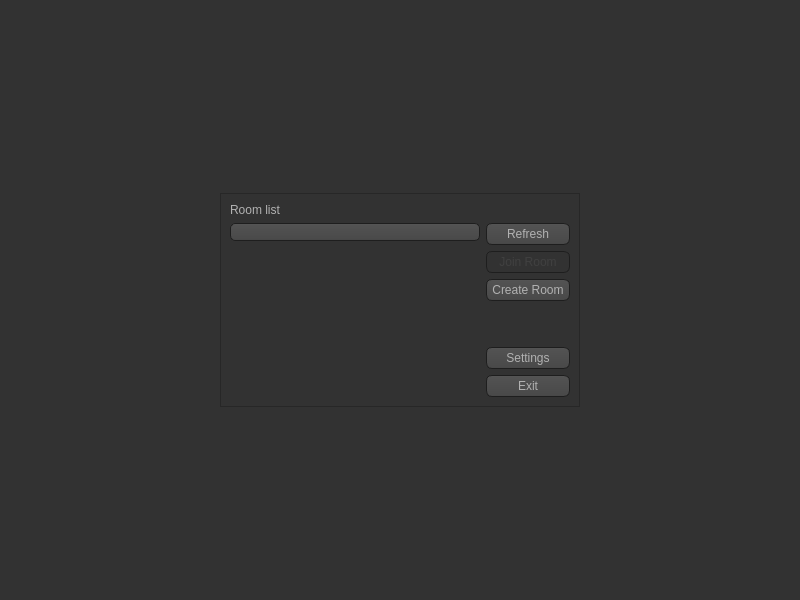
First picture: the form in haxball-client/mainwindow.ui, repository MATF-RS20/RS004-haxball, before the edit.
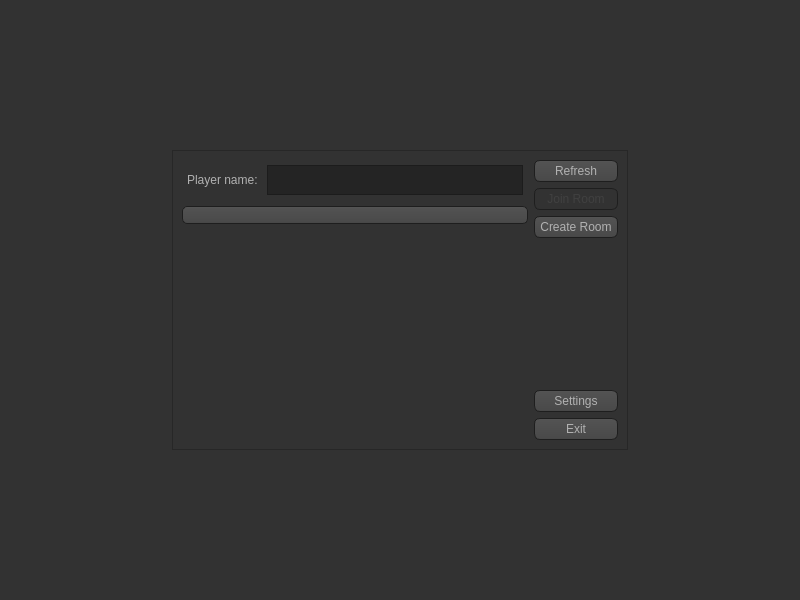
Second picture: the form after the edit. Icons and pictures are not drawn.

Commit message: [NF] Added player name

```diff
--- a/haxball-client/mainwindow.ui
+++ b/haxball-client/mainwindow.ui
@@ -480,12 +480,24 @@
   </property>
   <widget class="QWidget" name="centralwidget">
    <layout class="QGridLayout" name="gridLayout">
-    <item row="1" column="1">
+    <item row="0" column="0" alignment="Qt::AlignHCenter|Qt::AlignVCenter">
      <widget class="QFrame" name="frame">
+      <property name="sizePolicy">
+       <sizepolicy hsizetype="Fixed" vsizetype="Fixed">
+        <horstretch>0</horstretch>
+        <verstretch>0</verstretch>
+       </sizepolicy>
+      </property>
       <property name="minimumSize">
        <size>
-        <width>0</width>
-        <height>0</height>
+        <width>400</width>
+        <height>300</height>
+       </size>
+      </property>
+      <property name="maximumSize">
+       <size>
+        <width>800</width>
+        <height>600</height>
        </size>
       </property>
       <property name="frameShape">
@@ -496,14 +508,84 @@
       </property>
       <layout class="QGridLayout" name="gridLayout_2">
        <item row="0" column="0">
-        <widget class="QLabel" name="roomsLabel">
-         <property name="text">
-          <string>Room list</string>
-         </property>
-        </widget>
+        <layout class="QVBoxLayout" name="verticalLayout_rooms">
+         <item>
+          <layout class="QHBoxLayout" name="horizontalLayout_playerName">
+           <property name="sizeConstraint">
+            <enum>QLayout::SetDefaultConstraint</enum>
+           </property>
+           <property name="leftMargin">
+            <number>5</number>
+           </property>
+           <property name="topMargin">
+            <number>5</number>
+           </property>
+           <property name="rightMargin">
+            <number>5</number>
+           </property>
+           <property name="bottomMargin">
+            <number>5</number>
+           </property>
+           <item>
+            <widget class="QLabel" name="label">
+             <property name="text">
+              <string>Player name: </string>
+             </property>
+            </widget>
+           </item>
+           <item>
+            <widget class="QTextEdit" name="textEditPlayerName">
+             <property name="enabled">
+              <bool>true</bool>
+             </property>
+             <property name="sizePolicy">
+              <sizepolicy hsizetype="Maximum" vsizetype="Maximum">
+               <horstretch>0</horstretch>
+               <verstretch>0</verstretch>
+              </sizepolicy>
+             </property>
+             <property name="maximumSize">
+              <size>
+               <width>16777215</width>
+               <height>30</height>
+              </size>
+             </property>
+            </widget>
+           </item>
+          </layout>
+         </item>
+         <item>
+          <widget class="QComboBox" name="comboBox"/>
+         </item>
+         <item>
+          <widget class="QWidget" name="widget" native="true">
+           <property name="enabled">
+            <bool>true</bool>
+           </property>
+           <property name="minimumSize">
+            <size>
+             <width>250</width>
+             <height>0</height>
+            </size>
+           </property>
+           <property name="cursor">
+            <cursorShape>SizeVerCursor</cursorShape>
+           </property>
+           <property name="layoutDirection">
+            <enum>Qt::LeftToRight</enum>
+           </property>
+           <property name="autoFillBackground">
+            <bool>false</bool>
+           </property>
+           <property name="styleSheet">
+            <string notr="true">background-image: url(:/img/img/logo.png);background-repeat:no-repeat;</string>
+           </property>
+          </widget>
+         </item>
+        </layout>
        </item>
-       <item row="1" column="2">
-        <layout class="QVBoxLayout" name="verticalLayout">
+       <item row="0" column="2">
+        <layout class="QVBoxLayout" name="verticalLayout_buttons">
          <item>
           <widget class="QPushButton" name="refreshButton">
            <property name="text">
@@ -582,81 +664,9 @@
          </item>
         </layout>
        </item>
-       <item row="1" column="0">
-        <layout class="QGridLayout" name="gridLayout_3">
-         <item row="0" column="0">
-          <widget class="QComboBox" name="comboBox"/>
-         </item>
-         <item row="1" column="0">
-          <widget class="QWidget" name="widget" native="true">
-           <property name="minimumSize">
-            <size>
-             <width>250</width>
-             <height>0</height>
-            </size>
-           </property>
-           <property name="styleSheet">
-            <string notr="true">background-image: url(:/img/img/logo.png);</string>
-           </property>
-          </widget>
-         </item>
-        </layout>
-       </item>
       </layout>
      </widget>
     </item>
-    <item row="2" column="1">
-     <spacer name="bottomVerticalSpacer">
-      <property name="orientation">
-       <enum>Qt::Vertical</enum>
-      </property>
-      <property name="sizeHint" stdset="0">
-       <size>
-        <width>20</width>
-        <height>40</height>
-       </size>
-      </property>
-     </spacer>
-    </item>
-    <item row="1" column="2">
-     <spacer name="rightHorizontalSpacer">
-      <property name="orientation">
-       <enum>Qt::Horizontal</enum>
-      </property>
-      <property name="sizeHint" stdset="0">
-       <size>
-        <width>40</width>
-        <height>20</height>
-       </size>
-      </property>
-     </spacer>
-    </item>
-    <item row="1" column="0">
-     <spacer name="leftHorizontalSpacer">
-      <property name="orientation">
-       <enum>Qt::Horizontal</enum>
-      </property>
-      <property name="sizeHint" stdset="0">
-       <size>
-        <width>40</width>
-        <height>20</height>
-       </size>
-      </property>
-     </spacer>
-    </item>
-    <item row="0" column="1">
-     <spacer name="topVerticalSpacer">
-      <property name="orientation">
-       <enum>Qt::Vertical</enum>
-      </property>
-      <property name="sizeHint" stdset="0">
-       <size>
-        <width>20</width>
-        <height>40</height>
-       </size>
-      </property>
-     </spacer>
-    </item>
    </layout>
   </widget>
  </widget>
```
